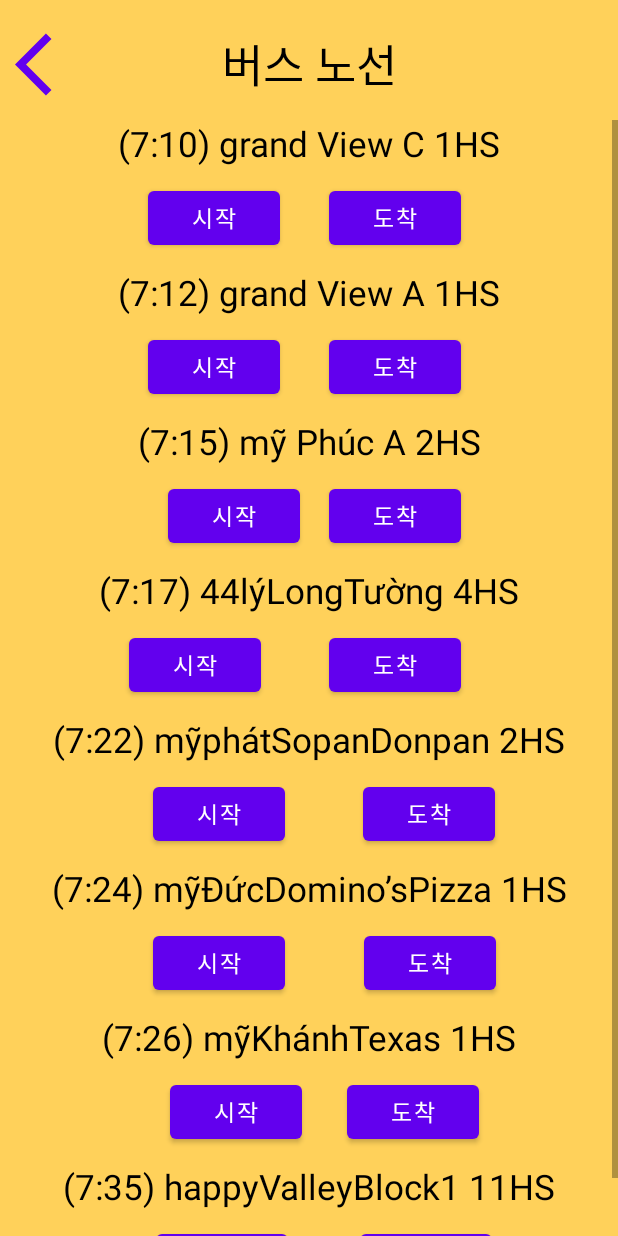
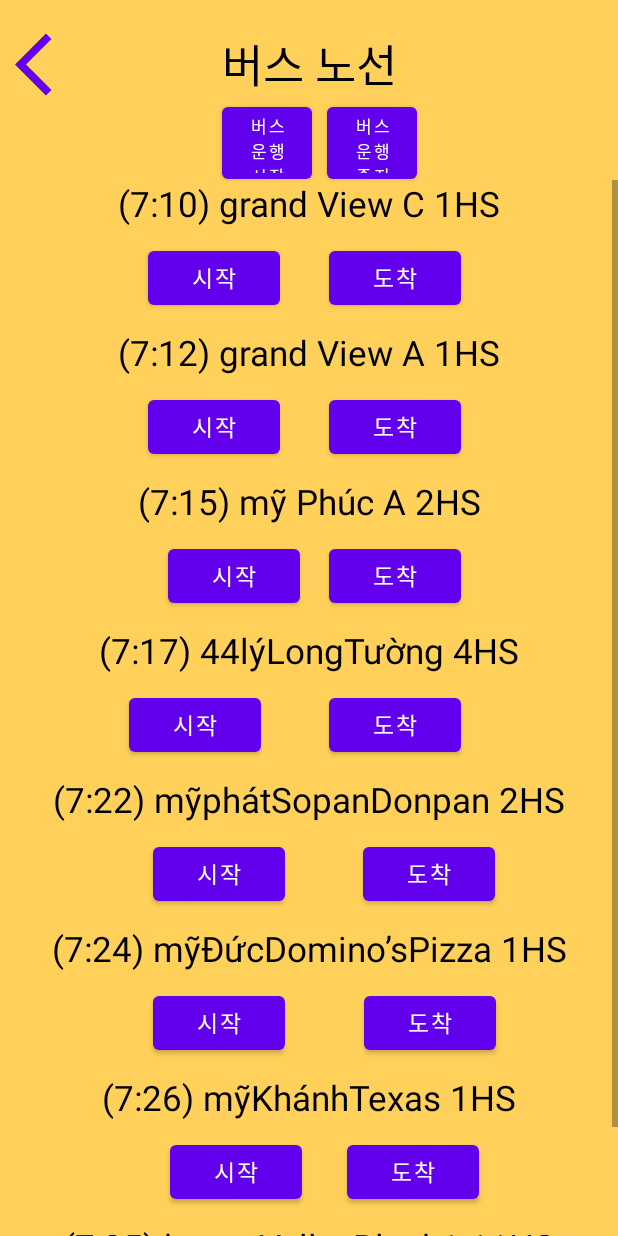
Before and after one commit to LeeJaeHyeon05/School-Bus-Application, an Android app: the B5Activity screen opened directly, with no data from a screen before it, on a phone screen of 412 x 824 dp. Run offline under Robolectric (Android 15) with nearby library versions, the phone set to English and light mode, and no system bars; our stand-ins replace Firebase (no records; nobody signed in at launch, a user with empty details on screens opened directly).

Commit message:
change error

```diff
--- a/app/src/main/res/layout/activity_b1.xml
+++ b/app/src/main/res/layout/activity_b1.xml
@@ -36,7 +36,7 @@
         app:layout_constraintStart_toEndOf="@+id/startBus"
         android:layout_marginStart="10dp"
         app:layout_constraintTop_toBottomOf="@+id/busRouteTextView"
-        android:text="@string/busStartText"
+        android:text="@string/busStopText"
         android:textSize="8sp"/>
 
     <Button
--- a/app/src/main/res/layout/activity_b2.xml
+++ b/app/src/main/res/layout/activity_b2.xml
@@ -36,7 +36,7 @@
         app:layout_constraintStart_toEndOf="@+id/startBus"
         android:layout_marginStart="10dp"
         app:layout_constraintTop_toBottomOf="@+id/busRouteTextView"
-        android:text="@string/busStartText"
+        android:text="@string/busStopText"
         android:textSize="8sp"/>
 
     <Button
--- a/app/src/main/res/layout/activity_b3.xml
+++ b/app/src/main/res/layout/activity_b3.xml
@@ -34,7 +34,7 @@
         app:layout_constraintStart_toEndOf="@+id/startBus"
         android:layout_marginStart="10dp"
         app:layout_constraintTop_toBottomOf="@+id/busRouteTextView"
-        android:text="@string/busStartText"
+        android:text="@string/busStopText"
         android:textSize="8sp"/>
 
     <Button
--- a/app/src/main/res/layout/activity_b4.xml
+++ b/app/src/main/res/layout/activity_b4.xml
@@ -44,7 +44,7 @@
         app:layout_constraintStart_toEndOf="@+id/startBus"
         android:layout_marginStart="10dp"
         app:layout_constraintTop_toBottomOf="@+id/busRouteTextView"
-        android:text="@string/busStartText"
+        android:text="@string/busStopText"
         android:textSize="8sp"/>
 
 
--- a/app/src/main/res/layout/activity_b5.xml
+++ b/app/src/main/res/layout/activity_b5.xml
@@ -28,6 +28,26 @@
         app:layout_constraintBottom_toBottomOf="@+id/busRouteTextView"
         android:background="@drawable/ic_baseline_arrow_back_ios_24"/>
 
+    <Button
+        android:id="@+id/startBus"
+        android:layout_width="60dp"
+        android:layout_height="60dp"
+        app:layout_constraintStart_toStartOf="@+id/busRouteTextView"
+        app:layout_constraintTop_toBottomOf="@+id/busRouteTextView"
+        app:layout_constraintEnd_toStartOf="@+id/stopBus"
+        android:layout_marginEnd="10dp"
+        android:text="@string/busStartText"
+        android:textSize="11sp"/>
+    <Button
+        android:id="@+id/stopBus"
+        android:layout_width="60dp"
+        android:layout_height="60dp"
+        app:layout_constraintStart_toEndOf="@+id/startBus"
+        android:layout_marginStart="10dp"
+        app:layout_constraintTop_toBottomOf="@+id/busRouteTextView"
+        android:text="@string/busStopText"
+        android:textSize="11sp"/>
+
     <ScrollView
         android:id="@+id/scrollViewB5"
         android:layout_width="match_parent"
@@ -36,7 +56,7 @@
         app:layout_constraintEnd_toEndOf="parent"
         app:layout_constraintTop_toTopOf="parent"
         app:layout_constraintBottom_toBottomOf="parent"
-        android:layout_marginTop="80dp">
+        android:layout_marginTop="120dp">
 
 
         <androidx.constraintlayout.widget.ConstraintLayout
--- a/app/src/main/res/values/strings.xml
+++ b/app/src/main/res/values/strings.xml
@@ -23,4 +23,5 @@
     <string name="bus6Text">6호차</string>
     <string name="bus7Text">7호차</string>
     <string name="busStartText">버스\n운행시작</string>
+    <string name="busStopText">버스 운행중지</string>
 </resources>
```
Also changed, not shown: app/src/main/res/layout/activity_b6.xml (+21 -1 lines), app/src/main/res/layout/activity_b7.xml (+20 -2 lines).
